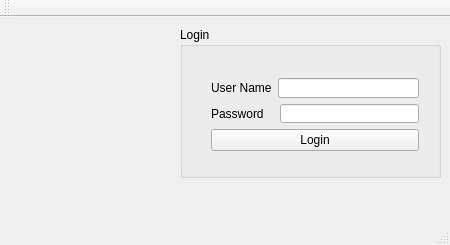
Before: the Qt Designer form 07_LoginApp/mainwindow.ui in vishnurapps/QT-Study, drawn with Qt 5.
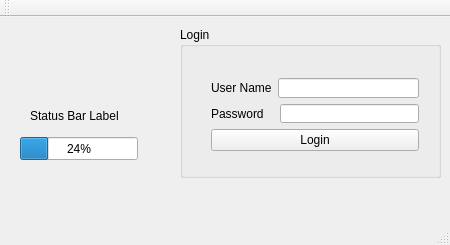
After: the same form once the commit is applied.

Commit message: Status bar widgets

```diff
--- a/07_LoginApp/mainwindow.ui
+++ b/07_LoginApp/mainwindow.ui
@@ -94,6 +94,32 @@
      <string/>
     </property>
    </widget>
+   <widget class="QLabel" name="label_3">
+    <property name="geometry">
+     <rect>
+      <x>30</x>
+      <y>90</y>
+      <width>121</width>
+      <height>17</height>
+     </rect>
+    </property>
+    <property name="text">
+     <string>Status Bar Label</string>
+    </property>
+   </widget>
+   <widget class="QProgressBar" name="progressBar">
+    <property name="geometry">
+     <rect>
+      <x>20</x>
+      <y>120</y>
+      <width>118</width>
+      <height>23</height>
+     </rect>
+    </property>
+    <property name="value">
+     <number>24</number>
+    </property>
+   </widget>
   </widget>
   <widget class="QMenuBar" name="menuBar">
    <property name="geometry">
```
Left out of the diff: 2 changed lines with no effect on the pictures. The commit also changes 1 other file.
